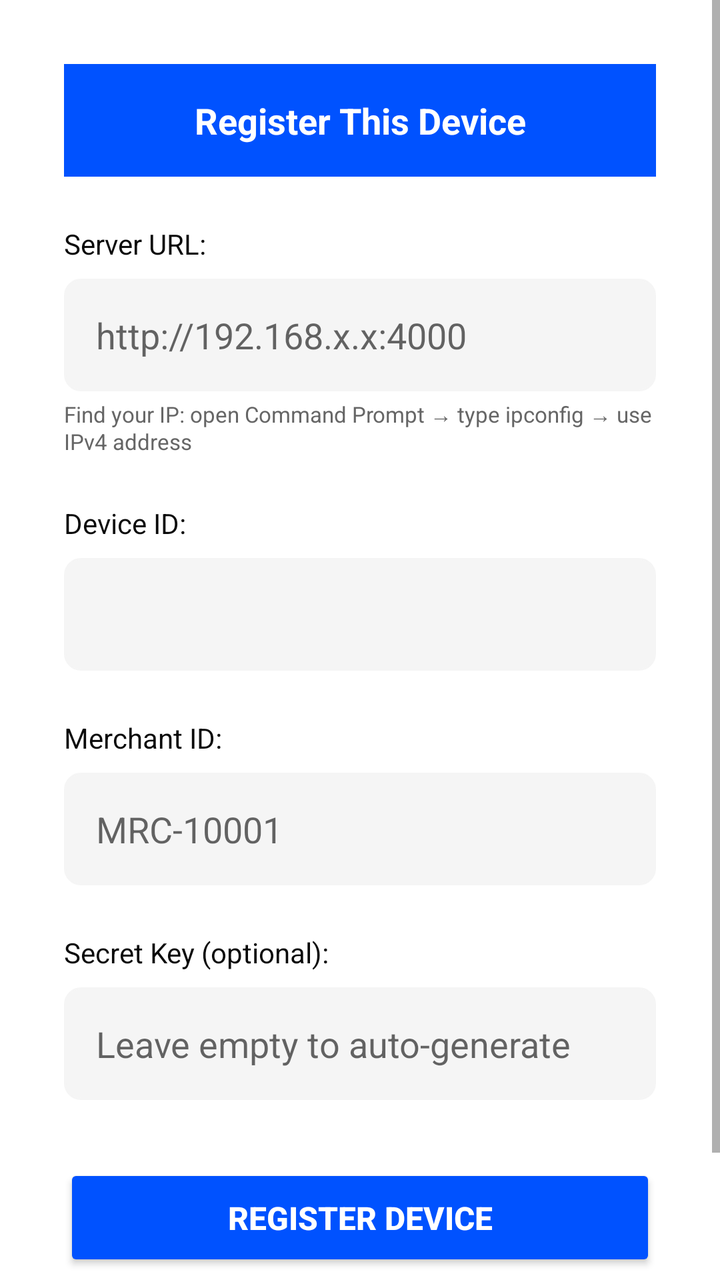
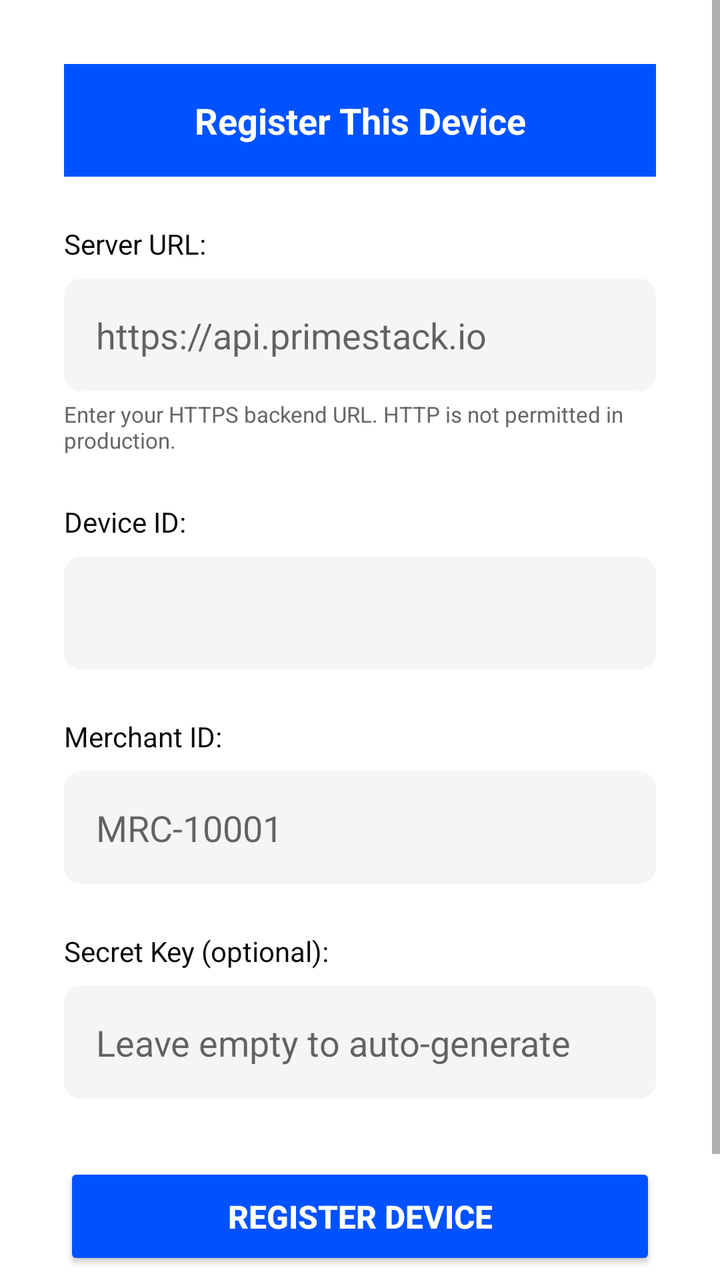

The first picture is an Android layout as it rendered before a commit; the second is the same layout after the commit. The layout source and the unified diff follow.
<!-- AndroidManifest.xml: activity theme Theme.PrimeStackTapToPay -->
<!-- res/layout/activity_device_registration.xml -->
<?xml version="1.0" encoding="utf-8"?>
<ScrollView xmlns:android="http://schemas.android.com/apk/res/android"
    xmlns:app="http://schemas.android.com/apk/res-auto"
    android:layout_width="match_parent"
    android:layout_height="match_parent"
    android:background="@color/white">

    <LinearLayout
        android:layout_width="match_parent"
        android:layout_height="wrap_content"
        android:orientation="vertical"
        android:padding="32dp">

        <TextView
            android:layout_width="match_parent"
            android:layout_height="wrap_content"
            android:background="@color/primestack_primary"
            android:text="Register This Device"
            android:textColor="@color/white"
            android:textSize="18sp"
            android:textStyle="bold"
            android:padding="16dp"
            android:gravity="center" />

        
        <TextView
            android:layout_width="wrap_content"
            android:layout_height="wrap_content"
            android:text="Server URL:"
            android:textColor="@color/primestack_secondary"
            android:textSize="14sp"
            android:layout_marginTop="24dp" />

        <EditText
            android:id="@+id/serverUrlInput"
            android:layout_width="match_parent"
            android:layout_height="wrap_content"
            android:hint="http://192.168.x.x:4000"
            android:inputType="textUri"
            android:padding="16dp"
            android:background="@drawable/border_edittext"
            android:layout_marginTop="8dp" />

        <TextView
            android:layout_width="wrap_content"
            android:layout_height="wrap_content"
            android:text="Find your IP: open Command Prompt → type ipconfig → use IPv4 address"
            android:textColor="@color/primestack_gray"
            android:textSize="11sp"
            android:layout_marginTop="4dp" />

        <TextView
            android:layout_width="wrap_content"
            android:layout_height="wrap_content"
            android:text="Device ID:"
            android:textColor="@color/primestack_secondary"
            android:textSize="14sp"
            android:layout_marginTop="24dp" />

        <EditText
            android:id="@+id/terminalIdInput"
            android:layout_width="match_parent"
            android:layout_height="wrap_content"
            android:inputType="text"
            android:padding="16dp"
            android:background="@drawable/border_edittext"
            android:layout_marginTop="8dp" />

        <TextView
            android:layout_width="wrap_content"
            android:layout_height="wrap_content"
            android:text="Merchant ID:"
            android:textColor="@color/primestack_secondary"
            android:textSize="14sp"
            android:layout_marginTop="24dp" />

        <EditText
            android:id="@+id/merchantIdInput"
            android:layout_width="match_parent"
            android:layout_height="wrap_content"
            android:hint="MRC-10001"
            android:inputType="text"
            android:padding="16dp"
            android:background="@drawable/border_edittext"
            android:layout_marginTop="8dp" />

        <TextView
            android:layout_width="wrap_content"
            android:layout_height="wrap_content"
            android:text="Secret Key (optional):"
            android:textColor="@color/primestack_secondary"
            android:textSize="14sp"
            android:layout_marginTop="24dp" />

        <EditText
            android:id="@+id/secretKeyInput"
            android:layout_width="match_parent"
            android:layout_height="wrap_content"
            android:hint="Leave empty to auto-generate"
            android:inputType="text"
            android:padding="16dp"
            android:background="@drawable/border_edittext"
            android:layout_marginTop="8dp" />

        <Button
            android:id="@+id/btnRegister"
            android:layout_width="match_parent"
            android:layout_height="wrap_content"
            android:text="REGISTER DEVICE"
            android:textSize="16sp"
            android:textStyle="bold"
            android:padding="16dp"
            app:backgroundTint="@color/primestack_primary"
            android:textColor="@color/white"
            android:layout_marginTop="32dp" />

        <TextView
            android:id="@+id/tvStatus"
            android:layout_width="wrap_content"
            android:layout_height="wrap_content"
            android:text="Status: Not Registered"
            android:textColor="@color/primestack_gray"
            android:textSize="14sp"
            android:layout_marginTop="24dp" />

    </LinearLayout>
</ScrollView>
<!-- resources referenced by this layout -->
<resources>
  <color name="primestack_gray">#666666</color>
  <color name="primestack_primary">#0052FF</color>
  <color name="primestack_secondary">#0A0A0A</color>
  <color name="white">#FFFFFFFF</color>
  <!-- drawable border_edittext (drawable) -->
  <?xml version="1.0" encoding="utf-8"?>
  <shape xmlns:android="http://schemas.android.com/apk/res/android">
      <corners android:radius="8dp" />
      <stroke android:width="1dp" android:color="@color/primestack_light_gray" />
      <solid android:color="@color/primestack_light_gray" />
  </shape>
  <style name="Theme.PrimeStackTapToPay" parent="Theme.MaterialComponents.DayNight.DarkActionBar">
          
          <item name="colorPrimary">@color/purple_500</item>
          <item name="colorPrimaryVariant">@color/purple_700</item>
          <item name="colorOnPrimary">@color/white</item>
          
          <item name="colorSecondary">@color/teal_200</item>
          <item name="colorSecondaryVariant">@color/teal_700</item>
          <item name="colorOnSecondary">@color/black</item>
          
          <item name="android:statusBarColor">?attr/colorPrimaryVariant</item>
          
      </style>
  <color name="primestack_light_gray">#F5F5F5</color>
  <color name="purple_500">#0052FF</color>
  <color name="purple_700">#0039B3</color>
  <color name="teal_200">#00D1FF</color>
  <color name="teal_700">#0099CC</color>
  <color name="black">#FF000000</color>
</resources>

<!-- the commit's change to res/layout/activity_device_registration.xml (unified diff, before → after) -->
@@ -35,7 +35,7 @@
             android:id="@+id/serverUrlInput"
             android:layout_width="match_parent"
             android:layout_height="wrap_content"
-            android:hint="http://192.168.x.x:4000"
+            android:hint="https://api.primestack.io"
             android:inputType="textUri"
             android:padding="16dp"
             android:background="@drawable/border_edittext"
@@ -44,7 +44,7 @@
         <TextView
             android:layout_width="wrap_content"
             android:layout_height="wrap_content"
-            android:text="Find your IP: open Command Prompt → type ipconfig → use IPv4 address"
+            android:text="Enter your HTTPS backend URL. HTTP is not permitted in production."
             android:textColor="@color/primestack_gray"
             android:textSize="11sp"
             android:layout_marginTop="4dp" />
